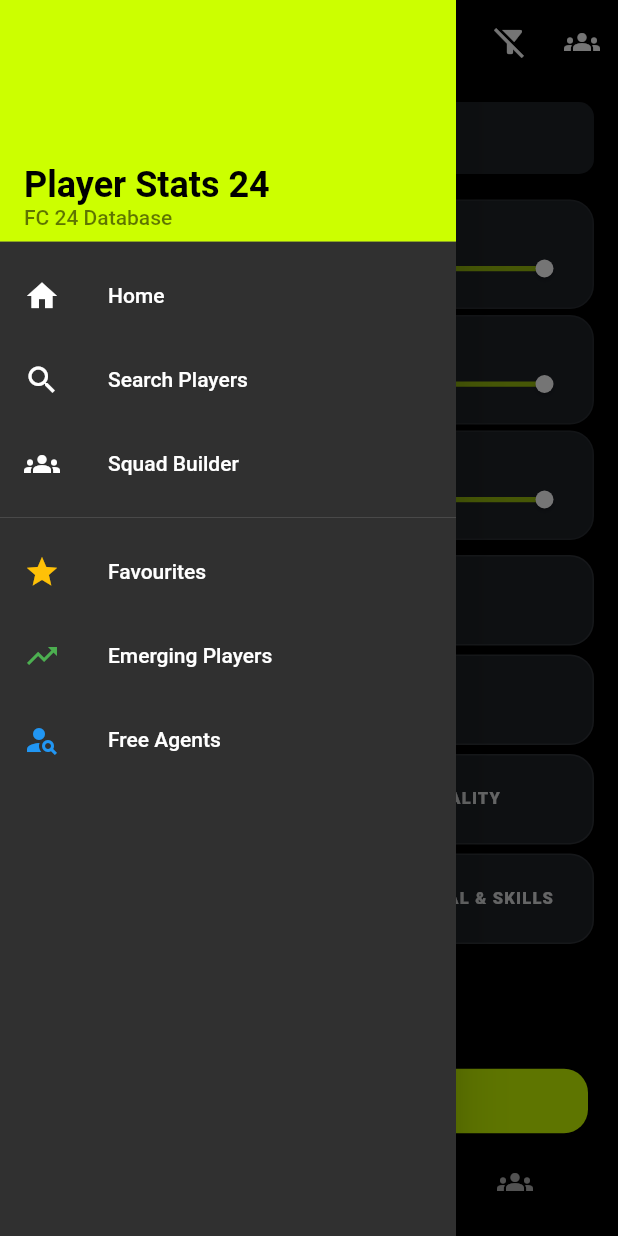
After one commit to Rushil10/FC-24-Stats, a Flutter app: the BottomTabs screen opened directly, item 2 of the bottom bar chosen, after a tap on the "menu" icon, on a phone screen of 412 x 824 dp. The commit adds this screen. Run offline on Flutter 3.47's test engine with Material 3 defaults, Android fonts, the phone set to English and light mode, and no system bars; our stand-ins replace csv, flutter_riverpod, flutter_secure_storage, google_mobile_ads, share_plus, sqflite; accounts and stored records are empty.

Commit message:
Have better navigation system

```diff
--- /dev/null
+++ b/lib/components/GlobalDrawer.dart
@@ -0,0 +1,132 @@
+import 'package:fc_stats_24/State/VideoAdState.dart';
+import 'package:fc_stats_24/screens/FavouritesScreen.dart';
+import 'package:fc_stats_24/theme.dart';
+import 'package:flutter/material.dart';
+import 'package:flutter_riverpod/flutter_riverpod.dart';
+
+class GlobalDrawer extends ConsumerWidget {
+  final Function(int)? onTabRequested;
+
+  const GlobalDrawer({super.key, this.onTabRequested});
+
+  @override
+  Widget build(BuildContext context, WidgetRef ref) {
+    final appColors = Theme.of(context).extension<AppColors>()!;
+
+    return Drawer(
+      child: ListView(
+        padding: EdgeInsets.zero,
+        children: [
+          DrawerHeader(
+            decoration: BoxDecoration(
+              color: appColors.posColor,
+            ),
+            child: const Column(
+              crossAxisAlignment: CrossAxisAlignment.start,
+              mainAxisAlignment: MainAxisAlignment.end,
+              children: [
+                Text(
+                  'Player Stats 24',
+                  style: TextStyle(
+                    color: Colors.black,
+                    fontSize: 24,
+                    fontWeight: FontWeight.bold,
+                  ),
+                ),
+                Text(
+                  'FC 24 Database',
+                  style: TextStyle(
+                    color: Colors.black54,
+                    fontSize: 14,
+                  ),
+                ),
+              ],
+            ),
+          ),
+          ListTile(
+            leading: const Icon(Icons.home),
+            title: const Text('Home'),
+            onTap: () {
+              Navigator.pop(context);
+              onTabRequested?.call(0);
+            },
+          ),
+          ListTile(
+            leading: const Icon(Icons.search),
+            title: const Text('Search Players'),
+            onTap: () {
+              Navigator.pop(context);
+              onTabRequested?.call(1);
+            },
+          ),
+          ListTile(
+            leading: const Icon(Icons.groups),
+            title: const Text('Squad Builder'),
+            onTap: () {
+              Navigator.pop(context);
+              onTabRequested?.call(2);
+            },
+          ),
+          const Divider(),
+          ListTile(
+            leading: const Icon(Icons.star, color: Colors.amber),
+            title: const Text('Favourites'),
+            onTap: () {
+              final count = ref.read(videoAdProvider);
+              ref.read(videoAdProvider.notifier).increment();
+              Navigator.pop(context);
+              Navigator.push(
+                context,
+                MaterialPageRoute(
+                  builder: (context) => Favourites(
+                    type: "Fav",
+                    title: "Favourites",
+                    count: count,
+                  ),
+                ),
+              );
+            },
+          ),
+          ListTile(
+            leading: const Icon(Icons.trending_up, color: Colors.green),
+            title: const Text('Emerging Players'),
+            onTap: () {
+              final count = ref.read(videoAdProvider);
+              ref.read(videoAdProvider.notifier).increment();
+              Navigator.pop(context);
+              Navigator.push(
+                context,
+                MaterialPageRoute(
+                  builder: (context) => Favourites(
+                    type: "Young",
+                    title: "Emerging Players",
+                    count: count,
+                  ),
+                ),
+              );
+            },
+          ),
+          ListTile(
+            leading: const Icon(Icons.person_search, color: Colors.blue),
+            title: const Text('Free Agents'),
+            onTap: () {
+              final count = ref.read(videoAdProvider);
+              ref.read(videoAdProvider.notifier).increment();
+              Navigator.pop(context);
+              Navigator.push(
+                context,
+                MaterialPageRoute(
+                  builder: (context) => Favourites(
+                    type: "Free",
+                    title: "Free Agents",
+                    count: count,
+                  ),
+                ),
+              );
+            },
+          ),
+        ],
+      ),
+    );
+  }
+}
--- a/lib/config_ads.dart
+++ b/lib/config_ads.dart
@@ -1 +1 @@
-const bool showAds = true;
+const bool showAds = false;
--- a/lib/screens/BottomTabs.dart
+++ b/lib/screens/BottomTabs.dart
@@ -1,3 +1,4 @@
+import 'package:fc_stats_24/components/GlobalDrawer.dart';
 import 'package:fc_stats_24/screens/HomeScreen.dart';
 import 'package:fc_stats_24/screens/SearchScreen.dart';
 import 'package:fc_stats_24/screens/SquadsScreen.dart';
@@ -13,11 +14,7 @@
 
 class _BottomTabsState extends State<BottomTabs> {
   int _selectedIndex = 0;
-  static const List<Widget> _widgetOptions = <Widget>[
-    HomeScreen(),
-    SearchScreen(),
-    SquadsScreen(),
-  ];
+  final GlobalKey<ScaffoldState> _scaffoldKey = GlobalKey<ScaffoldState>();
 
   void _onItemTapped(int index) {
     setState(() {
@@ -29,8 +26,31 @@
   Widget build(BuildContext context) {
     final appColors = Theme.of(context).extension<AppColors>()!;
 
+    final List<Widget> _widgetOptions = <Widget>[
+      HomeScreen(
+        onOpenDrawer: () => _scaffoldKey.currentState?.openDrawer(),
+        onSearchTab: () => _onItemTapped(1),
+        onSquadsTab: () => _onItemTapped(2),
+      ),
+      SearchScreen(
+        onOpenDrawer: () => _scaffoldKey.currentState?.openDrawer(),
+        onSquadsTab: () => _onItemTapped(2),
+      ),
+      SquadsScreen(
+        onOpenDrawer: () => _scaffoldKey.currentState?.openDrawer(),
+        onSearchTab: () => _onItemTapped(1),
+      ),
+    ];
+
     return Scaffold(
-      //body: _widgetOptions.elementAt(_selectedIndex),
+      key: _scaffoldKey,
+      drawer: GlobalDrawer(
+        onTabRequested: (index) {
+          setState(() {
+            _selectedIndex = index;
+          });
+        },
+      ),
       body: IndexedStack(
         index: _selectedIndex,
         children: _widgetOptions,
@@ -41,26 +61,26 @@
             icon: Icon(
               Icons.sports_soccer_rounded,
             ),
-            label: 'Top 200 Players',
+            label: '',
           ),
           BottomNavigationBarItem(
             icon: Icon(
               Icons.search,
             ),
-            label: 'Search',
+            label: '',
           ),
           BottomNavigationBarItem(
             icon: Icon(
               Icons.groups,
             ),
-            label: 'Squads',
+            label: '',
           ),
         ],
         currentIndex: _selectedIndex,
         selectedItemColor: appColors.posColor,
         backgroundColor: Colors.black,
-        showSelectedLabels: false,
-        showUnselectedLabels: false,
+        showSelectedLabels: true,
+        showUnselectedLabels: true,
         onTap: _onItemTapped,
       ),
     );
--- a/lib/screens/SearchScreen.dart
+++ b/lib/screens/SearchScreen.dart
@@ -15,7 +15,13 @@
 import 'package:flutter_riverpod/flutter_riverpod.dart';
 
 class SearchScreen extends ConsumerStatefulWidget {
-  const SearchScreen({super.key});
+  final VoidCallback? onOpenDrawer;
+  final VoidCallback? onSquadsTab;
+  const SearchScreen({
+    super.key,
+    this.onOpenDrawer,
+    this.onSquadsTab,
+  });
 
   @override
   ConsumerState<SearchScreen> createState() => _SearchScreenState();
@@ -147,15 +153,23 @@
       backgroundColor: scaffoldColor,
       resizeToAvoidBottomInset: false,
       appBar: AppBar(
-        title: const Text("Player Potentials",
-            style: TextStyle(fontWeight: FontWeight.bold)),
+        title:
+            const Text("Search", style: TextStyle(fontWeight: FontWeight.bold)),
         backgroundColor: Colors.transparent,
         elevation: 0,
+        leading: IconButton(
+          icon: const Icon(Icons.menu),
+          onPressed: widget.onOpenDrawer,
+        ),
         actions: [
           IconButton(
             icon: const Icon(Icons.filter_alt_off),
             onPressed: () => filtersNotifier.reset(),
-          )
+          ),
+          IconButton(
+            icon: const Icon(Icons.groups),
+            onPressed: widget.onSquadsTab,
+          ),
         ],
       ),
       body: Stack(
--- a/lib/screens/SquadsScreen.dart
+++ b/lib/screens/SquadsScreen.dart
@@ -8,7 +8,14 @@
 import 'package:flutter/material.dart';
 
 class SquadsScreen extends StatefulWidget {
-  const SquadsScreen({super.key});
+  final VoidCallback? onOpenDrawer;
+  final VoidCallback? onSearchTab;
+
+  const SquadsScreen({
+    super.key,
+    this.onOpenDrawer,
+    this.onSearchTab,
+  });
 
   @override
   State<SquadsScreen> createState() => _SquadsScreenState();
@@ -133,6 +140,16 @@
         ),
         backgroundColor: Colors.transparent,
         elevation: 0,
+        leading: IconButton(
+          icon: const Icon(Icons.menu),
+          onPressed: widget.onOpenDrawer,
+        ),
+        actions: [
+          IconButton(
+            icon: const Icon(Icons.search),
+            onPressed: widget.onSearchTab,
+          ),
+        ],
       ),
       body: _isLoading
           ? Center(
```
Also changed, not shown: lib/providers/favorites_provider.dart (+6 -13 lines), lib/screens/HomeScreen.dart (+24 -63 lines), lib/screens/PlayerDetails.dart (+5 -16 lines).
